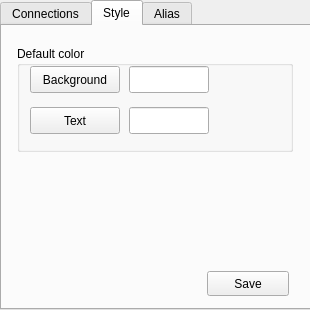
Qt form src/devclient/gui_option.ui (develer-staff/devclient) before a commit.
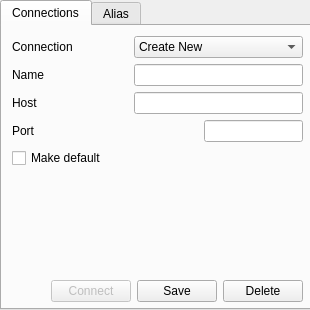
The same form after that commit. The open tabs and pages were chosen to show the change.

Commit message: risistemazione interfaccia grafica

```diff
--- a/src/devclient/gui_option.ui
+++ b/src/devclient/gui_option.ui
@@ -270,137 +270,6 @@
      </layout>
     </widget>
    </widget>
-   <widget class="QWidget" name="tab_style" >
-    <attribute name="title" >
-     <string>Style</string>
-    </attribute>
-    <widget class="QPushButton" name="save_style" >
-     <property name="geometry" >
-      <rect>
-       <x>205</x>
-       <y>245</y>
-       <width>82</width>
-       <height>25</height>
-      </rect>
-     </property>
-     <property name="text" >
-      <string>Save</string>
-     </property>
-    </widget>
-    <widget class="QGroupBox" name="groupBox" >
-     <property name="geometry" >
-      <rect>
-       <x>15</x>
-       <y>20</y>
-       <width>276</width>
-       <height>106</height>
-      </rect>
-     </property>
-     <property name="title" >
-      <string>Default color</string>
-     </property>
-     <widget class="QWidget" name="layoutWidget" >
-      <property name="geometry" >
-       <rect>
-        <x>10</x>
-        <y>12</y>
-        <width>186</width>
-        <height>86</height>
-       </rect>
-      </property>
-      <layout class="QGridLayout" >
-       <item row="0" column="0" >
-        <widget class="QPushButton" name="bg_button_style" >
-         <property name="sizePolicy" >
-          <sizepolicy vsizetype="Preferred" hsizetype="Fixed" >
-           <horstretch>0</horstretch>
-           <verstretch>0</verstretch>
-          </sizepolicy>
-         </property>
-         <property name="minimumSize" >
-          <size>
-           <width>90</width>
-           <height>0</height>
-          </size>
-         </property>
-         <property name="text" >
-          <string>Background</string>
-         </property>
-        </widget>
-       </item>
-       <item row="0" column="1" >
-        <widget class="QLineEdit" name="bg_style" >
-         <property name="sizePolicy" >
-          <sizepolicy vsizetype="Fixed" hsizetype="Fixed" >
-           <horstretch>0</horstretch>
-           <verstretch>0</verstretch>
-          </sizepolicy>
-         </property>
-         <property name="minimumSize" >
-          <size>
-           <width>80</width>
-           <height>27</height>
-          </size>
-         </property>
-         <property name="maximumSize" >
-          <size>
-           <width>80</width>
-           <height>27</height>
-          </size>
-         </property>
-         <property name="maxLength" >
-          <number>7</number>
-         </property>
-        </widget>
-       </item>
-       <item row="1" column="0" >
-        <widget class="QPushButton" name="fg_button_style" >
-         <property name="sizePolicy" >
-          <sizepolicy vsizetype="Preferred" hsizetype="Fixed" >
-           <horstretch>0</horstretch>
-           <verstretch>0</verstretch>
-          </sizepolicy>
-         </property>
-         <property name="minimumSize" >
-          <size>
-           <width>90</width>
-           <height>0</height>
-          </size>
-         </property>
-         <property name="text" >
-          <string>Text</string>
-         </property>
-        </widget>
-       </item>
-       <item row="1" column="1" >
-        <widget class="QLineEdit" name="fg_style" >
-         <property name="sizePolicy" >
-          <sizepolicy vsizetype="Fixed" hsizetype="Fixed" >
-           <horstretch>0</horstretch>
-           <verstretch>0</verstretch>
-          </sizepolicy>
-         </property>
-         <property name="minimumSize" >
-          <size>
-           <width>80</width>
-           <height>27</height>
-          </size>
-         </property>
-         <property name="maximumSize" >
-          <size>
-           <width>80</width>
-           <height>27</height>
-          </size>
-         </property>
-         <property name="maxLength" >
-          <number>7</number>
-         </property>
-        </widget>
-       </item>
-      </layout>
-     </widget>
-    </widget>
-   </widget>
    <widget class="QWidget" name="tab_alias" >
     <attribute name="title" >
      <string>Alias</string>
```
Left out of the diff: 5 changed lines with no effect on the pictures. The commit also changes 7 other files.
